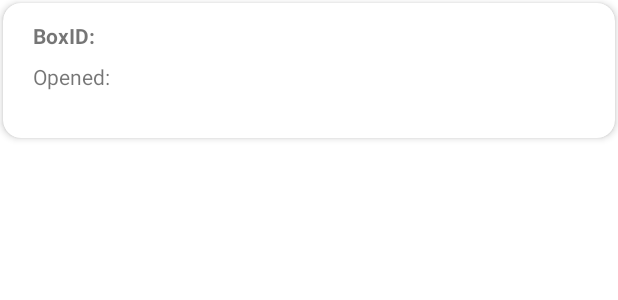
After one commit to Amigos-PametniPaketnik/PJ-PametniPaketnik, an Android app: the layout layout_card_lockers.xml on its own in the app's theme, with its tools: preview values and no code run, on a phone screen of 412 x 824 dp. The commit adds this screen. Shown: the top 300 px of the screen. Run offline under Robolectric (Android 15) with nearby library versions, the phone set to English and light mode, and no system bars.

Commit message:
Added ParcelLockerMapViewModel and RecyclerView

```diff
--- a/app/build.gradle
+++ b/app/build.gradle
@@ -59,6 +59,7 @@ dependencies {
     implementation 'androidx.navigation:navigation-fragment-ktx:2.3.5'
     implementation 'androidx.navigation:navigation-ui-ktx:2.3.5'
     implementation 'com.google.mlkit:barcode-scanning:17.0.2'
+    implementation 'com.google.code.gson:gson:2.9.0'
     testImplementation 'junit:junit:4.13.2'
     androidTestImplementation 'androidx.test.ext:junit:1.1.3'
     androidTestImplementation 'androidx.test.espresso:espresso-core:3.4.0'
--- a/app/src/main/AndroidManifest.xml
+++ b/app/src/main/AndroidManifest.xml
@@ -3,6 +3,7 @@
     package="com.example.pametni_paketnik">
     <uses-permission android:name="android.permission.CAMERA" />
     <uses-permission android:name="android.permission.INTERNET" />
+
     <uses-feature android:name="android.hardware.camera" />
     <uses-feature android:name="android.hardware.camera.autofocus" />
     <uses-permission android:name="android.permission.WRITE_INTERNAL_STORAGE" />
@@ -16,7 +17,8 @@
         android:label="@string/app_name"
         android:roundIcon="@mipmap/ic_launcher_round"
         android:supportsRtl="true"
-        android:theme="@style/Theme.Pametni_paketnik">
+        android:theme="@style/Theme.Pametni_paketnik"
+        android:usesCleartextTraffic="true">
         <activity
             android:name=".MainActivity"
             android:exported="true"
--- /dev/null
+++ b/app/src/main/res/layout/layout_card_lockers.xml
@@ -0,0 +1,47 @@
+<?xml version="1.0" encoding="utf-8"?>
+<androidx.cardview.widget.CardView xmlns:android="http://schemas.android.com/apk/res/android"
+    xmlns:tools="http://schemas.android.com/tools"
+    android:layout_width="match_parent"
+    android:layout_height="wrap_content"
+    xmlns:app="http://schemas.android.com/apk/res-auto"
+    android:id="@+id/card_view_lockers"
+    android:layout_margin="2dp"
+    app:cardBackgroundColor="@color/cardview_light_background"
+    app:cardElevation="3dp"
+    app:cardCornerRadius="12dp">
+
+    <androidx.constraintlayout.widget.ConstraintLayout
+        android:id="@+id/relativelayout"
+        android:layout_width="match_parent"
+        android:layout_height="match_parent"
+        android:padding="4dp">
+
+        <TextView
+            android:id="@+id/item_boxid"
+            android:layout_width="wrap_content"
+            android:layout_height="wrap_content"
+            android:layout_marginStart="16dp"
+            android:layout_marginTop="8dp"
+            android:text="BoxID: "
+            android:textStyle="bold"
+            app:layout_constraintStart_toStartOf="parent"
+            app:layout_constraintTop_toTopOf="parent" />
+
+        <TextView
+            android:id="@+id/item_datetimeopened"
+            android:layout_width="wrap_content"
+            android:layout_height="wrap_content"
+            android:layout_marginTop="8dp"
+            android:text="Opened: "
+            app:layout_constraintStart_toStartOf="@+id/item_boxid"
+            app:layout_constraintTop_toBottomOf="@+id/item_boxid" />
+
+        <TextView
+            android:id="@+id/item_opened"
+            android:layout_width="wrap_content"
+            android:layout_height="wrap_content"
+            android:layout_marginTop="8dp"
+            app:layout_constraintStart_toStartOf="@+id/item_datetimeopened"
+            app:layout_constraintTop_toBottomOf="@+id/item_datetimeopened" />
+    </androidx.constraintlayout.widget.ConstraintLayout>
+</androidx.cardview.widget.CardView>
```
Also changed, not shown: app/src/main/java/com/example/pametni_paketnik/ParcelLockerMapFragment.kt (+37 -30 lines), app/src/main/java/com/example/pametni_paketnik/ParcelLockerMapViewModel.kt (added, +62 -0 lines), app/src/main/java/com/example/pametni_paketnik/ParcelLockersAdapter.kt (added, +53 -0 lines), app/src/main/java/com/example/pametni_paketnik/models/ParcelLocker.kt (+12 -9 lines), app/src/main/res/layout/fragment_parcel_locker_map.xml (+9 -49 lines), 1 other file.
